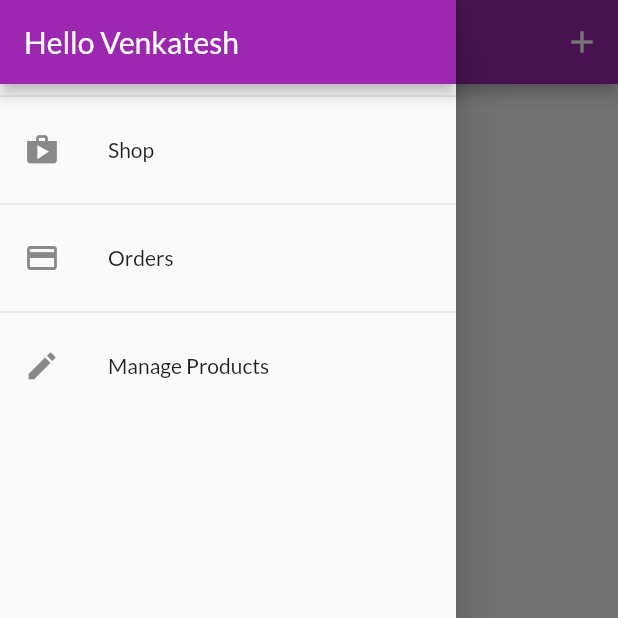
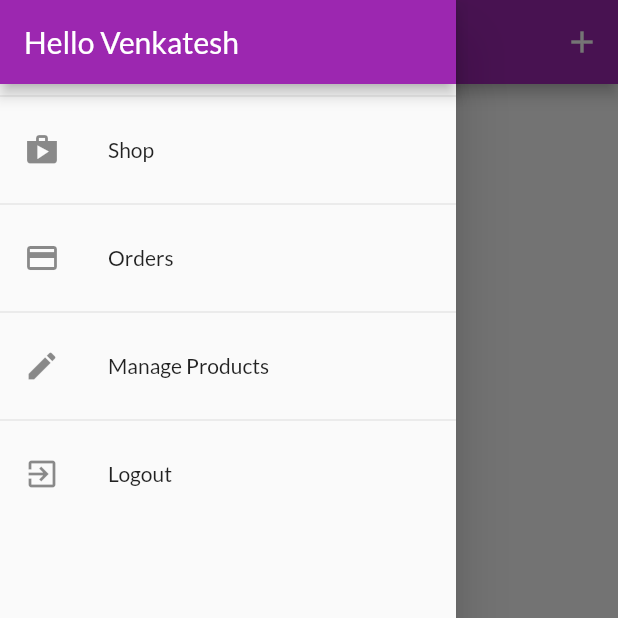
Before and after one commit to venkateswarlugupta31/E-Commerce, a Flutter app: the UserProductsScreen screen opened by its route, with the side drawer open, on a phone screen of 412 x 824 dp, the top half of it. Run offline on Flutter 3.47's test engine with Material 2 defaults, Android fonts, the phone set to English and light mode, and no system bars; network calls fail.

Commit message:
Auto Logout

```diff
--- a/lib/providers/orders.dart
+++ b/lib/providers/orders.dart
@@ -22,6 +22,9 @@ class OrderItem {
 
 class Orders with ChangeNotifier {
   List<OrderItem> _orders = [];
+  final String authToken;
+  final String userId;
+  Orders(this.authToken, this.userId, this._orders);
 
   List<OrderItem> get orders {
     return [..._orders];
@@ -29,7 +32,7 @@ class Orders with ChangeNotifier {
 
   Future<void> fetchAndSetOrders() async {
     final url = Uri.parse(
-        'https://flutter-shop-56318-default-rtdb.firebaseio.com/orders.json');
+        'https://flutter-shop-56318-default-rtdb.firebaseio.com/orders/$userId.json?auth=$authToken');
     final response = await http.get(url);
     final List<OrderItem> loadedOrders = [];
     final extractedData = json.decode(response.body) as Map<String, dynamic>;
@@ -62,7 +65,7 @@ class Orders with ChangeNotifier {
   Future<void> addOrder(List<CartItem> cartProducts, double total) async {
     final timestamp = DateTime.now();
     final url = Uri.parse(
-        'https://flutter-shop-56318-default-rtdb.firebaseio.com/orders.json');
+        'https://flutter-shop-56318-default-rtdb.firebaseio.com/orders/$userId.json?auth=$authToken');
     final response = await http.post(
       url,
       body: json.encode(
--- a/lib/screens/products_overview_screen.dart
+++ b/lib/screens/products_overview_screen.dart
@@ -42,7 +42,7 @@ class _ProductsOverviewScreenState extends State<ProductsOverviewScreen> {
       setState(() {
         _isLoading = true;
       });
-      Provider.of<Products>(context).fetchAndSEtProducts().then((_) {
+      Provider.of<Products>(context).fetchAndSetProducts().then((_) {
         setState(() {
           _isLoading = false;
         });
--- a/lib/screens/user_products_screen.dart
+++ b/lib/screens/user_products_screen.dart
@@ -11,12 +11,13 @@ class UserProductsScreen extends StatelessWidget {
   static const routeName = '/user-products';
 
   Future<void> _refreshProducts(BuildContext context) async {
-    await Provider.of<Products>(context, listen: false).fetchAndSEtProducts();
+    await Provider.of<Products>(context, listen: false)
+        .fetchAndSetProducts(true);
   }
 
   @override
   Widget build(BuildContext context) {
-    final productsData = Provider.of<Products>(context);
+    // final productsData = Provider.of<Products>(context);
     return Scaffold(
       appBar: AppBar(
         title: const Text('Your Products'),
@@ -29,9 +30,17 @@ class UserProductsScreen extends StatelessWidget {
         ],
       ),
       drawer: AppDrawer(),
-      body: RefreshIndicator(
+      body: FutureBuilder(
+        future: _refreshProducts(context),
+        builder: (ctx, snapShot) =>
+            snapShot.connectionState == ConnectionState.waiting
+                ? Center(
+                    child: CircularProgressIndicator(),
+                  )
+                : RefreshIndicator(
                     onRefresh: () => _refreshProducts(context),
-        child: Padding(
+                    child: Consumer<Products>(
+                      builder: (ctx, productsData, _) => Padding(
                         padding: EdgeInsets.all(8),
                         child: ListView.builder(
                           itemBuilder: (_, i) => Column(
@@ -48,6 +57,8 @@ class UserProductsScreen extends StatelessWidget {
                         ),
                       ),
                     ),
+                  ),
+      ),
     );
   }
 }
--- a/lib/widgets/app_drawer.dart
+++ b/lib/widgets/app_drawer.dart
@@ -1,4 +1,8 @@
 import 'package:flutter/material.dart';
+import 'package:provider/provider.dart';
+
+import '../providers/auth.dart';
+
 import '../screens/user_products_screen.dart';
 import '../screens/orders_screen.dart';
 
@@ -38,6 +42,15 @@ class AppDrawer extends StatelessWidget {
                   .pushReplacementNamed(UserProductsScreen.routeName);
             },
           ),
+          Divider(),
+          ListTile(
+            leading: Icon(Icons.exit_to_app),
+            title: Text("Logout"),
+            onTap: () {
+              Navigator.of(context).pop();
+              Provider.of<Auth>(context, listen: false).logout();
+            },
+          ),
         ],
       ),
     );
--- a/lib/widgets/product_item.dart
+++ b/lib/widgets/product_item.dart
@@ -2,6 +2,7 @@ import 'package:flutter/material.dart';
 import 'package:provider/provider.dart';
 import 'package:shop/providers/cart.dart';
 import 'package:shop/providers/product.dart';
+import 'package:shop/providers/auth.dart';
 import 'package:shop/screens/product_detail_screen.dart';
 
 class ProductItem extends StatelessWidget {
@@ -15,6 +16,7 @@ class ProductItem extends StatelessWidget {
   Widget build(BuildContext context) {
     final product = Provider.of<Product>(context, listen: false);
     final cart = Provider.of<Cart>(context, listen: false);
+    final authData = Provider.of<Auth>(context, listen: false);
     return ClipRRect(
       borderRadius: BorderRadius.circular(10),
       child: GridTile(
@@ -37,7 +39,7 @@ class ProductItem extends StatelessWidget {
               icon: Icon(
                   product.isFavorite ? Icons.favorite : Icons.favorite_border),
               onPressed: () {
-                product.toggleFavoriteStatus();
+                product.toggleFavoriteStatus(authData.token, authData.userId);
               },
               color: Colors.blueAccent,
             ),
```
Also changed, not shown: lib/main.dart (+16 -6 lines), lib/providers/auth.dart (+47 -0 lines), lib/providers/product.dart (+6 -6 lines), lib/providers/products.dart (+20 -10 lines). Lines whose indentation alone changed are shown as unchanged.
